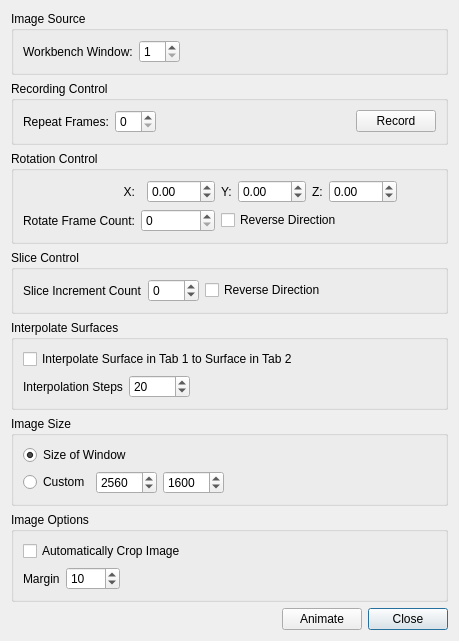
Qt form src/GuiQt/MovieDialog.ui (Washington-University/workbench) before a commit.
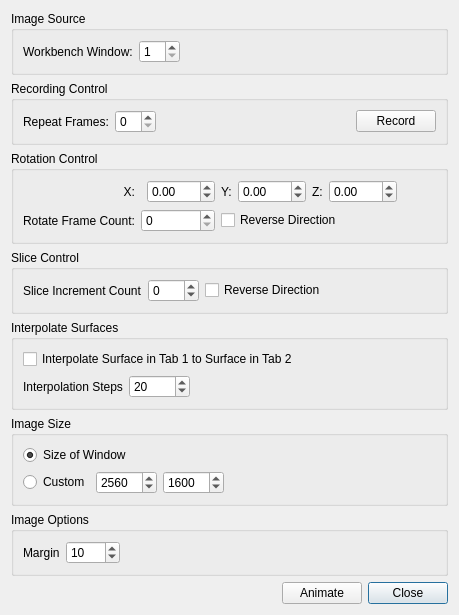
The same form after that commit.

Commit message: Resolve WB-400 Animation Bugs: Removed crop since we don't want to crop (each frame would be a different size), fixed margin, and fixed crashes

```diff
--- a/src/GuiQt/MovieDialog.ui
+++ b/src/GuiQt/MovieDialog.ui
@@ -432,20 +432,6 @@
       <string>Image Options</string>
      </property>
      <layout class="QVBoxLayout" name="verticalLayout">
-      <item>
-       <layout class="QHBoxLayout" name="horizontalLayout">
-        <item>
-         <widget class="QCheckBox" name="cropImageCheckBox">
-          <property name="enabled">
-           <bool>true</bool>
-          </property>
-          <property name="text">
-           <string>Automatically Crop Image</string>
-          </property>
-         </widget>
-        </item>
-       </layout>
-      </item>
       <item>
        <layout class="QHBoxLayout" name="horizontalLayout_2">
         <item>
```
The commit also changes 2 other files.
